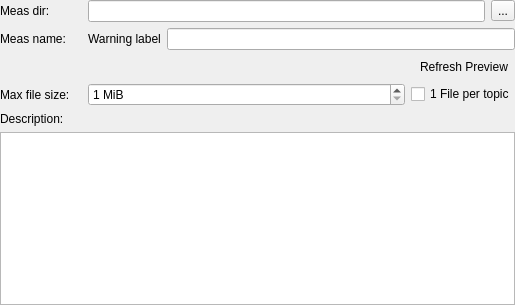
eclipse-ecal/ecal, file app/rec/rec_gui/src/widgets/config_widget/config_widget.ui: the form before one commit.
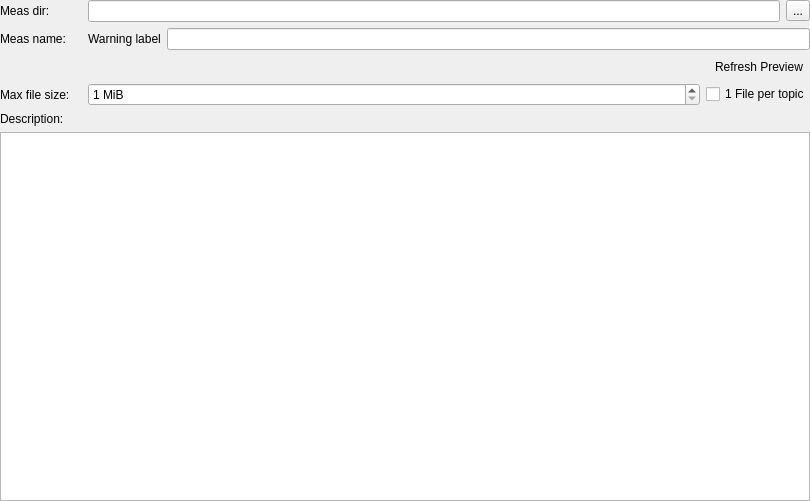
The form after the commit. Icons and pictures are not drawn. Custom widgets are drawn as their Qt base class.

Commit message: fixed tab order; use native file dialog

The edit to the form file:
```diff
--- a/app/rec/rec_gui/src/widgets/config_widget/config_widget.ui
+++ b/app/rec/rec_gui/src/widgets/config_widget/config_widget.ui
@@ -6,8 +6,8 @@
    <rect>
     <x>0</x>
     <y>0</y>
-    <width>515</width>
-    <height>305</height>
+    <width>810</width>
+    <height>501</height>
    </rect>
   </property>
   <property name="windowTitle">
```
Left out of the diff: 4 changed lines with no effect on the pictures. The commit also changes 1 other file.
